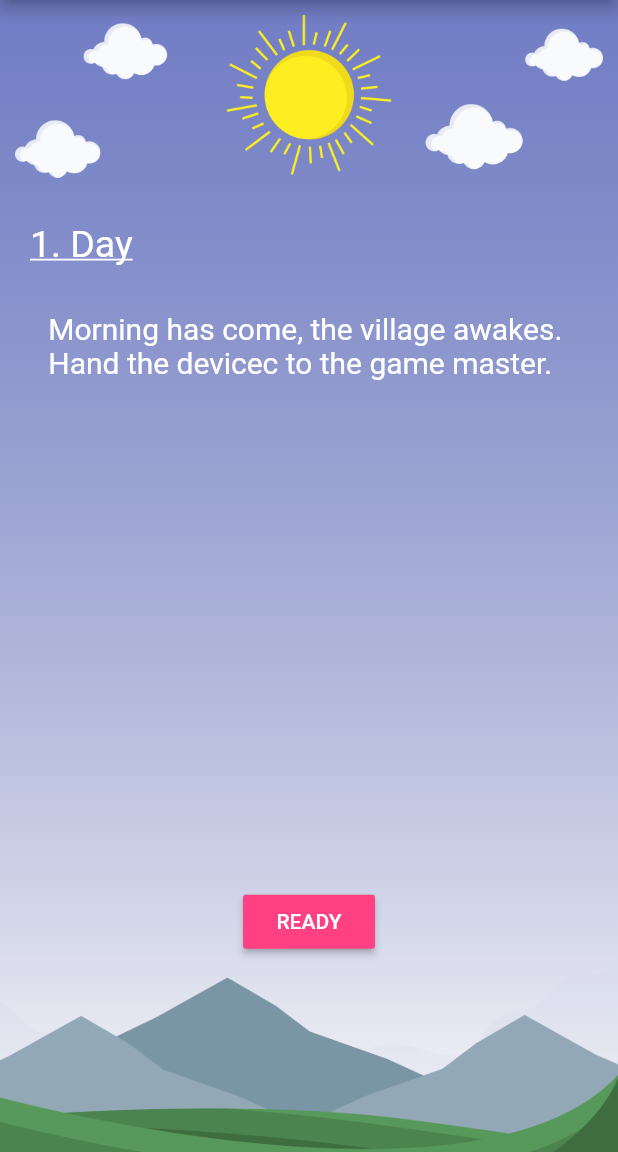
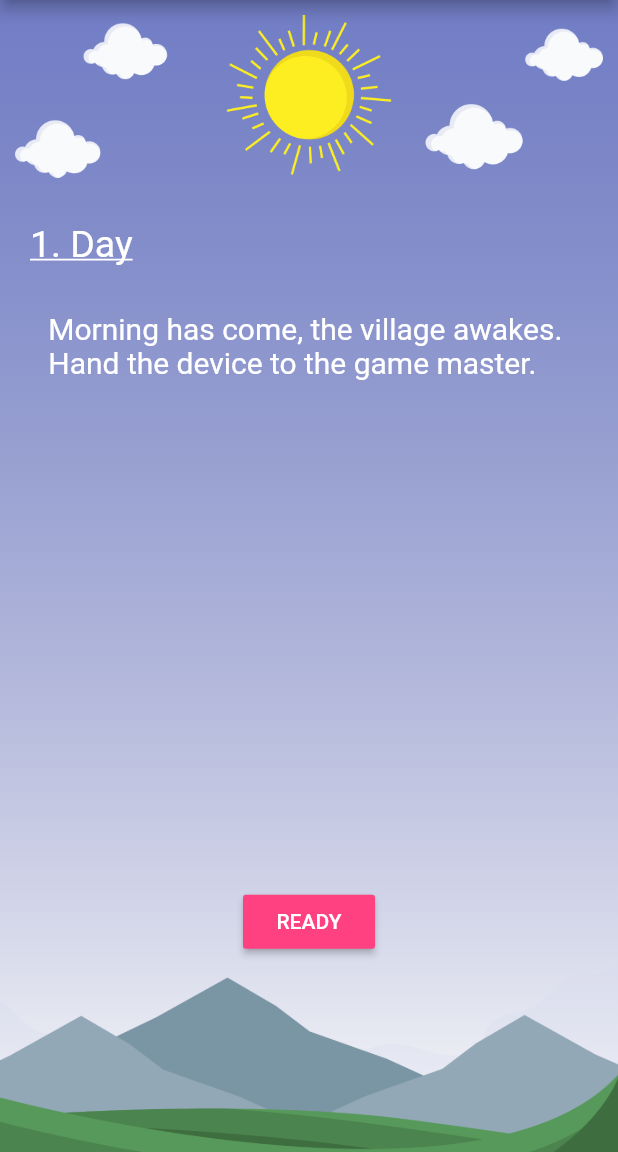
Before and after one commit to salim97/Loups-Garous-Seddikia, a Flutter app: the screen it shows after launch, after a tap on "READY", on a phone screen of 412 x 824 dp, the part 84-1236 px from its top. Run offline on Flutter 3.47's test engine with Material 2 defaults, Android fonts, the phone set to English and light mode, and no system bars; our stand-ins replace get_it; statements that could not run were skipped.

Commit message:
Update c_day.dart

```diff
--- a/src/loups_garous_seddikia/lib/component/c_day.dart
+++ b/src/loups_garous_seddikia/lib/component/c_day.dart
@@ -53,7 +53,7 @@ class _CdayState extends State<Cday> {
                     height: 30,
                   ),
                   Text(
-                    "Morning has come, the village awakes. \nHand the devicec to the game master.",
+                    "Morning has come, the village awakes. \nHand the device to the game master.",
                     style: TextStyle(
                       color: Colors.white,
                       fontSize: 20,
```
